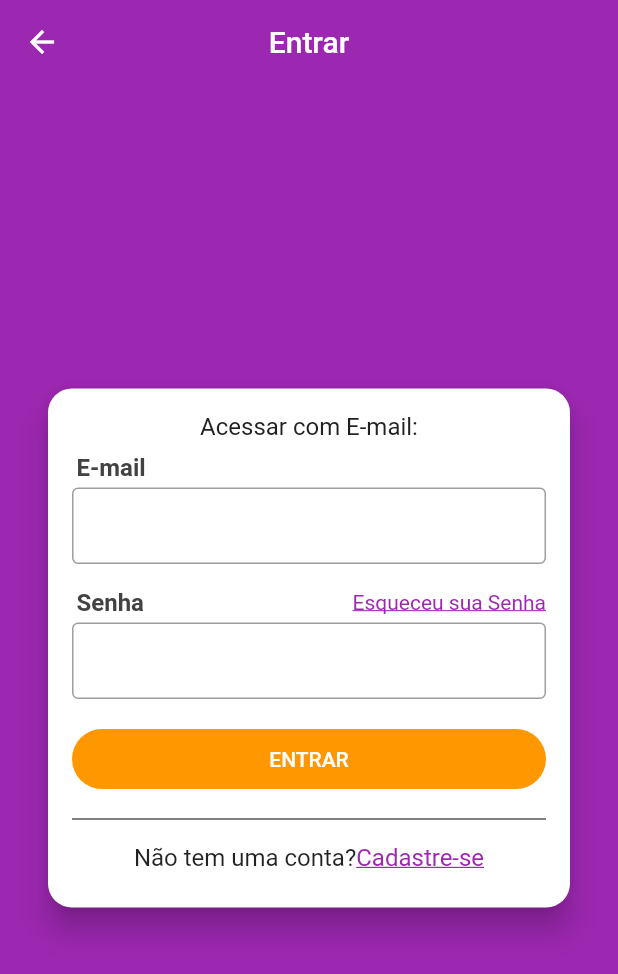
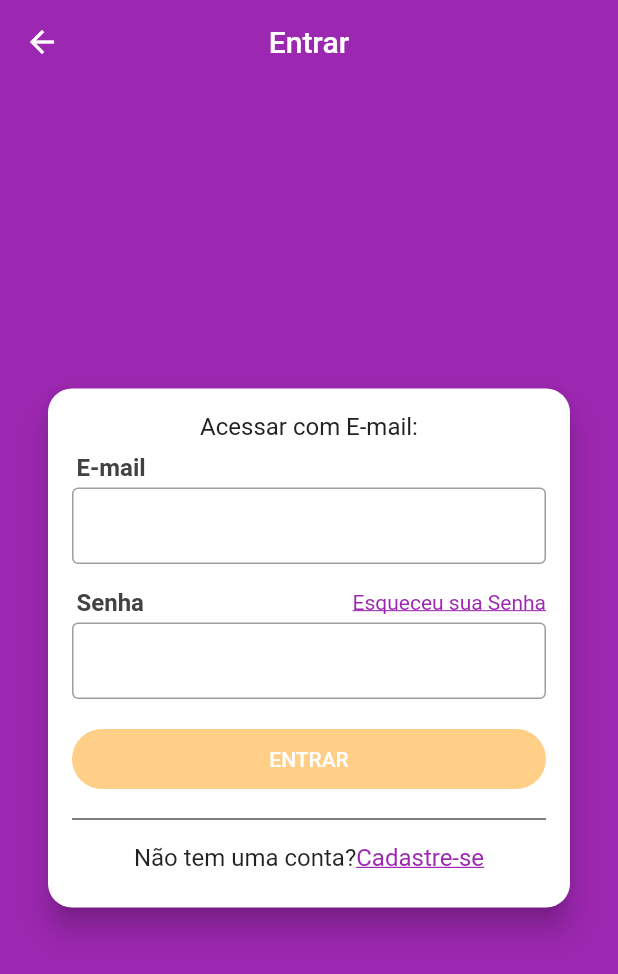
Before and after one commit to Abnner13/Jujuri_OLX, a Flutter app: the screen it shows after launch, in the side drawer, after a tap on "Acesse sua conta agora!", on a phone screen of 412 x 824 dp. Shown: the top 974 px of the screen. Run offline on Flutter 3.47's test engine with Material 2 defaults, Android fonts, the phone set to English and light mode, and no system bars; our stand-ins replace brasil_fields, flutter_mobx, get_it, mobx, parse_server_sdk_flutter; generated files the repository leaves out were written again.

Commit message:
Validando tela de login

```diff
--- a/lib/Screens/Login/LoginScreen.dart
+++ b/lib/Screens/Login/LoginScreen.dart
@@ -2,9 +2,12 @@ import 'dart:ui';
 
 import 'package:flutter/material.dart';
 import 'package:flutter/services.dart';
+import 'package:flutter_mobx/flutter_mobx.dart';
 import 'package:jujuri_mobx/Screens/SingUp/SingUpScreen.dart';
+import 'package:jujuri_mobx/Stores/LoginStore.dart';
 
 class LoginScreen extends StatelessWidget {
+  final loginStore = LoginStore();
   @override
   Widget build(BuildContext context) {
     return Scaffold(
@@ -45,12 +48,18 @@ class LoginScreen extends StatelessWidget {
                         ),
                       ),
                     ),
-                    TextField(
+                    Observer(
+                      builder: (_) {
+                        return TextField(
+                          enabled: !loginStore.loading,
                           decoration: InputDecoration(
                               border: const OutlineInputBorder(),
                               isDense: true,
-                      ),
+                              errorText: loginStore.emailError),
                           keyboardType: TextInputType.emailAddress,
+                          onChanged: loginStore.setemail,
+                        );
+                      },
                     ),
                     const SizedBox(height: 16),
                     Padding(
@@ -82,26 +91,41 @@ class LoginScreen extends StatelessWidget {
                         ],
                       ),
                     ),
-                    TextField(
+                    Observer(
+                      builder: (_) {
+                        return TextField(
+                          enabled: !loginStore.loading,
                           decoration: InputDecoration(
                             border: const OutlineInputBorder(),
                             isDense: true,
+                            errorText: loginStore.passwordError,
                           ),
                           obscureText: true,
+                          onChanged: loginStore.setpassword,
+                        );
+                      },
                     ),
-                    Container(
+                    Observer(builder: (_) {
+                      return Container(
                         margin: const EdgeInsets.only(top: 20, bottom: 12),
                         height: 40,
                         child: RaisedButton(
                           color: Colors.orange,
-                        child: Text('ENTRAR'),
+                          disabledColor: Colors.orange.withAlpha(120),
+                          child: loginStore.loading
+                              ? CircularProgressIndicator(
+                                  valueColor:
+                                      AlwaysStoppedAnimation(Colors.white),
+                                )
+                              : Text('ENTRAR'),
                           textColor: Colors.white,
                           elevation: 0,
                           shape: RoundedRectangleBorder(
                               borderRadius: BorderRadius.circular(20)),
-                        onPressed: () {},
+                          onPressed: loginStore.loginPressed,
                         ),
-                    ),
+                      );
+                    }),
                     Divider(color: Colors.black),
                     Padding(
                       padding: const EdgeInsets.symmetric(vertical: 8),
```
Also changed, not shown: lib/Stores/LoginStore.dart (added, +44 -0 lines), lib/Stores/LoginStore.g.dart (added). Lines whose indentation alone changed are shown as unchanged.
